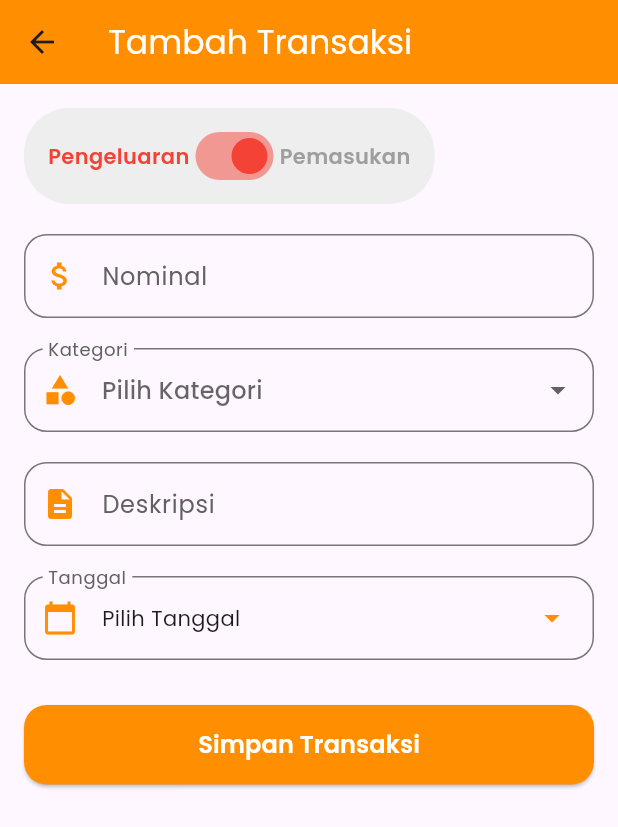
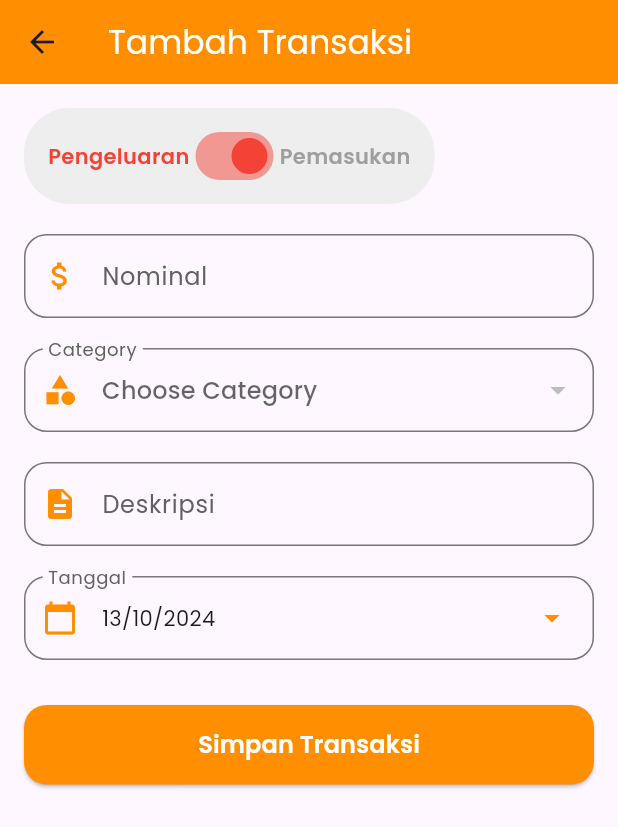
Before and after one commit to kun-genos/money-management-app, a Flutter app: the MainPage screen opened directly, after a tap on the "add" icon, on a phone screen of 412 x 824 dp. Shown: the top 827 px of the screen. Run offline on Flutter 3.47's test engine with Material 3 defaults, Android fonts, the light colour scheme and no system bars; our stand-ins replace google_fonts, sqflite; missing offline and left inert: calendar_appbar; accounts and stored records are empty; statements that could not run were skipped.

Commit message:
save transaction in the transaction page

```diff
--- a/lib/pages/main_page.dart
+++ b/lib/pages/main_page.dart
@@ -58,9 +58,9 @@ class _MainPageState extends State<MainPage> {
       body: _page[currentIndex],
       floatingActionButtonLocation: FloatingActionButtonLocation.centerDocked,
       bottomNavigationBar: BottomAppBar(
-        color: Colors.white, // Set background color to white
-        elevation: 8.0, // Add elevation for shadow effect
-        shape: CircularNotchedRectangle(), // Optional: Add a notch for the FAB
+        color: Colors.white,
+        elevation: 8.0,
+        shape: CircularNotchedRectangle(),
         child: Row(
           mainAxisAlignment: MainAxisAlignment.spaceEvenly,
           children: [
@@ -69,10 +69,8 @@ class _MainPageState extends State<MainPage> {
                 onTapped(0);
               },
               icon: Icon(
-                Icons.home_outlined, // Use outlined icon for a modern look
-                color: currentIndex == 0
-                    ? Colors.amber[800]
-                    : Colors.grey, // Highlight selected icon
+                Icons.home_outlined,
+                color: currentIndex == 0 ? Colors.amber[800] : Colors.grey,
               ),
             ),
             SizedBox(
@@ -83,10 +81,8 @@ class _MainPageState extends State<MainPage> {
                 onTapped(1);
               },
               icon: Icon(
-                Icons.category_outlined, // Use outlined icon for a modern look
-                color: currentIndex == 1
-                    ? Colors.amber[800]
-                    : Colors.grey, // Highlight selected icon
+                Icons.category_outlined,
+                color: currentIndex == 1 ? Colors.amber[800] : Colors.grey,
               ),
             ),
           ],
--- a/lib/pages/transaction_page.dart
+++ b/lib/pages/transaction_page.dart
@@ -1,6 +1,7 @@
 import 'package:flutter/material.dart';
 import 'package:google_fonts/google_fonts.dart';
 import 'package:intl/intl.dart';
+import 'package:money_management/database/database_helper.dart';
 
 class TransactionPage extends StatefulWidget {
   const TransactionPage({Key? key}) : super(key: key);
@@ -11,25 +12,31 @@ class TransactionPage extends StatefulWidget {
 
 class _TransactionPageState extends State<TransactionPage> {
   bool isExpense = true;
-  String? selectedCategory;
+  int? selectedCategoryId;
   String? description;
-  DateTime? selectedDate;
+  DateTime selectedDate = DateTime.now();
   final TextEditingController _amountController = TextEditingController();
 
-  final List<String> categories = [
-    'Makan dan Jajan',
-    'Transportasi',
-    'Pakaian',
-    'Kesehatan',
-    'Hiburan',
-    'Pendidikan',
-    'Lainnya'
-  ];
+  List<Map<String, dynamic>> categories = [];
+
+  @override
+  void initState() {
+    super.initState();
+    _loadCategories();
+  }
+
+  Future<void> _loadCategories() async {
+    final loadedCategories =
+        await DatabaseHelper.instance.getCategories(isExpense);
+    setState(() {
+      categories = loadedCategories;
+    });
+  }
 
   Future<void> _selectDate(BuildContext context) async {
     final DateTime? picked = await showDatePicker(
       context: context,
-      initialDate: selectedDate ?? DateTime.now(),
+      initialDate: selectedDate,
       firstDate: DateTime(2024),
       lastDate: DateTime(2025),
       builder: (context, child) {
@@ -57,9 +64,26 @@ class _TransactionPageState extends State<TransactionPage> {
     }
   }
 
-  void _saveTransaction() {
-    // Implement your save logic here
-    print('Transaction saved');
+  void _saveTransaction() async {
+    if (_amountController.text.isEmpty || selectedCategoryId == null) {
+      ScaffoldMessenger.of(context).showSnackBar(
+        SnackBar(content: Text('Please fill in all required fields')),
+      );
+      return;
+    }
+
+    double amount = double.parse(_amountController.text);
+    await DatabaseHelper.instance.createTransaction(
+      amount,
+      description ?? '',
+      selectedCategoryId!,
+      selectedDate,
+      isExpense,
+    );
+
+    ScaffoldMessenger.of(context).showSnackBar(
+      SnackBar(content: Text('Transaction saved successfully')),
+    );
     Navigator.of(context).pop();
   }
 
@@ -159,22 +183,22 @@ class _TransactionPageState extends State<TransactionPage> {
   }
 
   Widget _buildCategoryDropdown() {
-    return DropdownButtonFormField<String>(
-      value: selectedCategory,
-      hint: Text('Pilih Kategori', style: GoogleFonts.poppins()),
-      items: categories.map((String category) {
-        return DropdownMenuItem<String>(
-          value: category,
-          child: Text(category, style: GoogleFonts.poppins()),
+    return DropdownButtonFormField<int>(
+      value: selectedCategoryId,
+      hint: Text('Choose Category', style: GoogleFonts.poppins()),
+      items: categories.map((category) {
+        return DropdownMenuItem<int>(
+          value: category['id'] as int,
+          child: Text(category['name'], style: GoogleFonts.poppins()),
         );
       }).toList(),
-      onChanged: (String? newValue) {
+      onChanged: (int? newValue) {
         setState(() {
-          selectedCategory = newValue;
+          selectedCategoryId = newValue;
         });
       },
       decoration: InputDecoration(
-        labelText: 'Kategori',
+        labelText: 'Category',
         labelStyle: GoogleFonts.poppins(color: Colors.grey[700]),
         prefixIcon: Icon(Icons.category, color: Colors.amber[800]),
         border: OutlineInputBorder(
```
Also changed, not shown: lib/database/database_helper.dart (+50 -6 lines).
